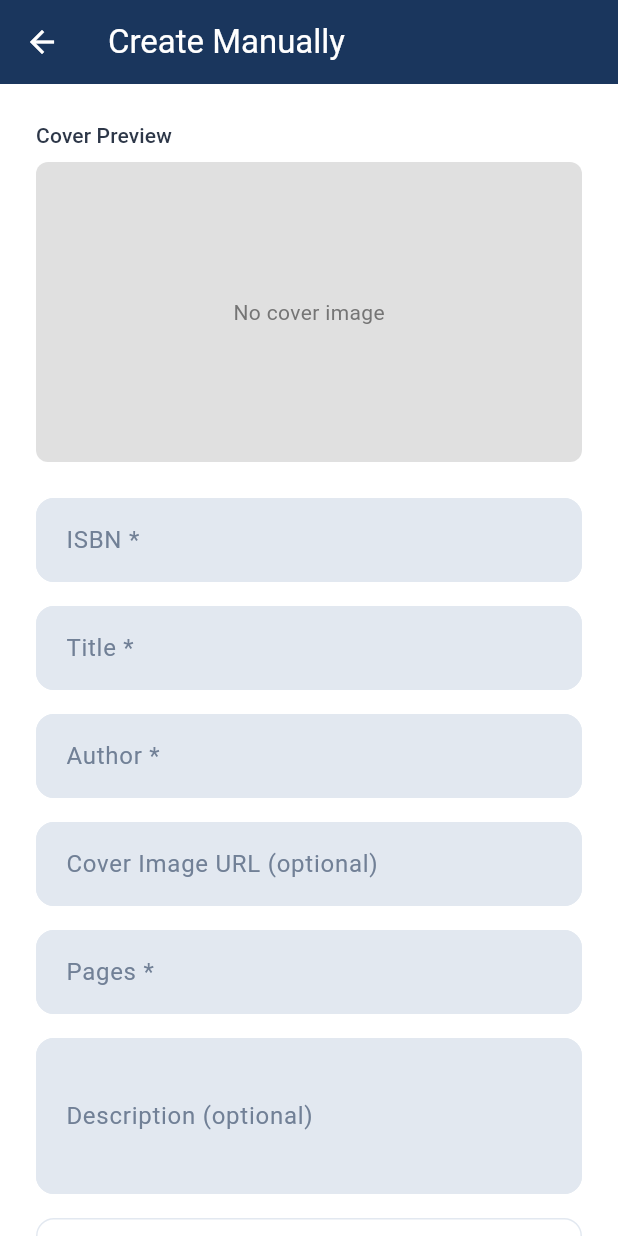
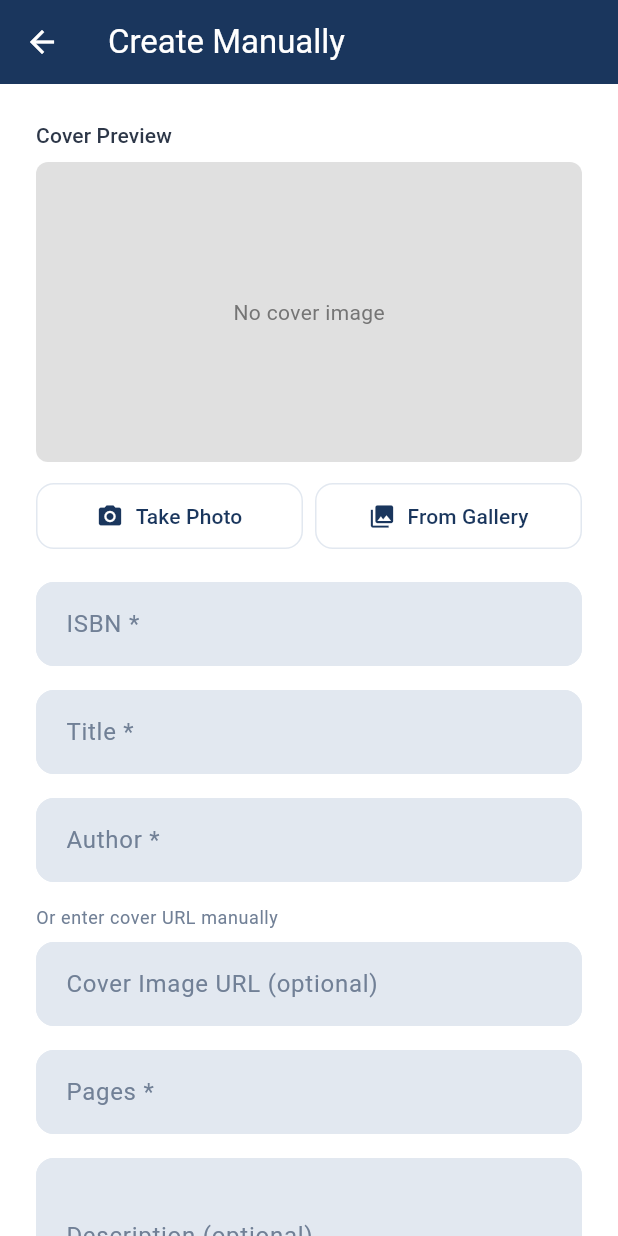
Before and after one commit to KirinDelta/DeltaBooks-Frontend, a Flutter app: the BookEditScreen screen opened directly, on a phone screen of 412 x 824 dp. Run offline on Flutter 3.47's test engine with Material 3 defaults, Android fonts, the phone set to English and light mode, and no system bars; our stand-ins replace fl_chart, image_picker, shared_preferences, smooth_page_indicator; missing offline and left inert: mobile_scanner; accounts and stored records are empty; network calls fail.

Commit message:
feat: add Cloudinary photo upload for manual book cover
Users can now take a photo or pick from gallery when manually creating
or editing a book. The image uploads immediately to Cloudinary and the
resulting URL is stored as cover_url — no backend changes required.

Co-Authored-By: Claude Sonnet 4.6 <noreply@anthropic.com>

```diff
--- a/lib/l10n/app_en.arb
+++ b/lib/l10n/app_en.arb
@@ -380,6 +380,26 @@
   "@enterCoverUrl": {
     "description": "Placeholder for cover URL input"
   },
+  "takePhoto": "Take Photo",
+  "@takePhoto": {
+    "description": "Button to take a photo with the camera"
+  },
+  "chooseFromGallery": "From Gallery",
+  "@chooseFromGallery": {
+    "description": "Button to pick an image from the gallery"
+  },
+  "uploadingImage": "Uploading image...",
+  "@uploadingImage": {
+    "description": "Message shown while image is uploading"
+  },
+  "imageUploadFailed": "Failed to upload image. Please try again.",
+  "@imageUploadFailed": {
+    "description": "Error message when image upload fails"
+  },
+  "orEnterUrl": "Or enter cover URL manually",
+  "@orEnterUrl": {
+    "description": "Label before the manual cover URL input"
+  },
   "description": "Description",
   "@description": {
     "description": "Label for description field"
--- a/lib/l10n/app_localizations.dart
+++ b/lib/l10n/app_localizations.dart
@@ -662,6 +662,36 @@ abstract class AppLocalizations {
   /// **'Enter cover image URL'**
   String get enterCoverUrl;
 
+  /// Button to take a photo with the camera
+  ///
+  /// In en, this message translates to:
+  /// **'Take Photo'**
+  String get takePhoto;
+
+  /// Button to pick an image from the gallery
+  ///
+  /// In en, this message translates to:
+  /// **'From Gallery'**
+  String get chooseFromGallery;
+
+  /// Message shown while image is uploading
+  ///
+  /// In en, this message translates to:
+  /// **'Uploading image...'**
+  String get uploadingImage;
+
+  /// Error message when image upload fails
+  ///
+  /// In en, this message translates to:
+  /// **'Failed to upload image. Please try again.'**
+  String get imageUploadFailed;
+
+  /// Label before the manual cover URL input
+  ///
+  /// In en, this message translates to:
+  /// **'Or enter cover URL manually'**
+  String get orEnterUrl;
+
   /// Label for description field
   ///
   /// In en, this message translates to:
--- a/lib/l10n/app_localizations_en.dart
+++ b/lib/l10n/app_localizations_en.dart
@@ -292,6 +292,21 @@ class AppLocalizationsEn extends AppLocalizations {
   String get enterCoverUrl => 'Enter cover image URL';
 
   @override
+  String get takePhoto => 'Take Photo';
+
+  @override
+  String get chooseFromGallery => 'From Gallery';
+
+  @override
+  String get uploadingImage => 'Uploading image...';
+
+  @override
+  String get imageUploadFailed => 'Failed to upload image. Please try again.';
+
+  @override
+  String get orEnterUrl => 'Or enter cover URL manually';
+
+  @override
   String get description => 'Description';
 
   @override
--- a/lib/l10n/app_ro.arb
+++ b/lib/l10n/app_ro.arb
@@ -95,6 +95,11 @@
   "createManually": "Creează Manual",
   "coverImageUrl": "URL Imagine Copertă",
   "enterCoverUrl": "Introduceți URL-ul imaginii de copertă",
+  "takePhoto": "Fă o poză",
+  "chooseFromGallery": "Din galerie",
+  "uploadingImage": "Se încarcă imaginea...",
+  "imageUploadFailed": "Eroare la încărcarea imaginii. Încearcă din nou.",
+  "orEnterUrl": "Sau introduceți URL-ul copertei manual",
   "description": "Descriere",
   "enterDescription": "Introduceți descrierea",
   "price": "Preț",
--- a/lib/screens/book_edit_screen.dart
+++ b/lib/screens/book_edit_screen.dart
@@ -1,6 +1,8 @@
 import 'package:flutter/material.dart';
+import 'package:image_picker/image_picker.dart';
 import 'package:provider/provider.dart';
 import 'package:deltabooks/l10n/app_localizations.dart';
+import '../services/cloudinary_service.dart';
 import '../providers/book_provider.dart';
 import '../providers/library_provider.dart';
 import '../models/book.dart';
@@ -41,6 +43,7 @@ class _BookEditScreenState extends State<BookEditScreen> {
 
   Book? _currentBook;
   bool _isAdding = false;
+  bool _isUploadingImage = false;
   Library? _selectedLibrary;
   final _formKey = GlobalKey<FormState>();
 
@@ -367,7 +370,62 @@ class _BookEditScreenState extends State<BookEditScreen> {
     }
   }
 
+  Future<void> _pickImage(ImageSource source) async {
+    final messenger = ScaffoldMessenger.of(context);
+    final failMessage = AppLocalizations.of(context)!.imageUploadFailed;
+
+    final picker = ImagePicker();
+    final file = await picker.pickImage(
+      source: source,
+      imageQuality: 85,
+      maxWidth: 1200,
+    );
+    if (file == null) return;
+
+    setState(() {
+      _isUploadingImage = true;
+      _coverUrlController.clear();
+    });
+
+    final url = await CloudinaryService.uploadImage(file);
+
+    if (!mounted) return;
+
+    if (url != null) {
+      setState(() {
+        _coverUrlController.text = url;
+        _isUploadingImage = false;
+      });
+    } else {
+      setState(() => _isUploadingImage = false);
+      messenger.showSnackBar(SnackBar(content: Text(failMessage)));
+    }
+  }
+
   Widget _buildCoverPreview() {
+    final l10n = AppLocalizations.of(context)!;
+
+    if (_isUploadingImage) {
+      return Container(
+        height: 200,
+        width: double.infinity,
+        decoration: BoxDecoration(
+          color: Colors.grey[300],
+          borderRadius: BorderRadius.circular(8),
+        ),
+        child: Center(
+          child: Column(
+            mainAxisAlignment: MainAxisAlignment.center,
+            children: [
+              const CircularProgressIndicator(),
+              const SizedBox(height: 12),
+              Text(l10n.uploadingImage, style: TextStyle(color: Colors.grey[600])),
+            ],
+          ),
+        ),
+      );
+    }
+
     final coverUrl = _coverUrlController.text.trim();
 
     if (coverUrl.isEmpty) {
@@ -380,7 +438,7 @@ class _BookEditScreenState extends State<BookEditScreen> {
         ),
         child: Center(
           child: Text(
-            AppLocalizations.of(context)!.noCoverImage,
+            l10n.noCoverImage,
             style: TextStyle(color: Colors.grey[600]),
           ),
         ),
@@ -478,6 +536,7 @@ class _BookEditScreenState extends State<BookEditScreen> {
     // Button enabled if: form valid, library selected, has permissions, and not adding
     // In edit mode, library selection is not needed (already set)
     final bool isAddEnabled = !_isAdding &&
+        !_isUploadingImage &&
         formFieldsValid &&
         (widget.editMode ? true : librarySelected) &&
         (widget.editMode ? true : hasPermissions);
@@ -496,7 +555,47 @@ class _BookEditScreenState extends State<BookEditScreen> {
             ),
             const SizedBox(height: 8),
             _buildCoverPreview(),
-            const SizedBox(height: 24),
+            const SizedBox(height: 12),
+            Row(
+              children: [
+                Expanded(
+                  child: OutlinedButton.icon(
+                    onPressed: _isAdding || _isUploadingImage
+                        ? null
+                        : () => _pickImage(ImageSource.camera),
+                    icon: const Icon(Icons.camera_alt, size: 18),
+                    label: Text(l10n.takePhoto),
+                    style: OutlinedButton.styleFrom(
+                      foregroundColor: AppColors.deepSeaBlue,
+                      side: const BorderSide(color: AppColors.borderLight),
+                      padding: const EdgeInsets.symmetric(vertical: 12),
+                      shape: RoundedRectangleBorder(
+                        borderRadius: BorderRadius.circular(12),
+                      ),
+                    ),
+                  ),
+                ),
+                const SizedBox(width: 8),
+                Expanded(
+                  child: OutlinedButton.icon(
+                    onPressed: _isAdding || _isUploadingImage
+                        ? null
+                        : () => _pickImage(ImageSource.gallery),
+                    icon: const Icon(Icons.photo_library, size: 18),
+                    label: Text(l10n.chooseFromGallery),
+                    style: OutlinedButton.styleFrom(
+                      foregroundColor: AppColors.deepSeaBlue,
+                      side: const BorderSide(color: AppColors.borderLight),
+                      padding: const EdgeInsets.symmetric(vertical: 12),
+                      shape: RoundedRectangleBorder(
+                        borderRadius: BorderRadius.circular(12),
+                      ),
+                    ),
+                  ),
+                ),
+              ],
+            ),
+            const SizedBox(height: 20),
 
             // ISBN
             TextFormField(
@@ -596,6 +695,13 @@ class _BookEditScreenState extends State<BookEditScreen> {
             const SizedBox(height: 16),
 
             // Cover URL
+            Text(
+              l10n.orEnterUrl,
+              style: Theme.of(context).textTheme.bodySmall?.copyWith(
+                color: AppColors.textSecondary,
+              ),
+            ),
+            const SizedBox(height: 8),
             TextFormField(
               controller: _coverUrlController,
               decoration: InputDecoration(
@@ -995,7 +1101,7 @@ class _BookEditScreenState extends State<BookEditScreen> {
             // Add/Update button
             ElevatedButton(
               onPressed: widget.editMode
-                  ? (_isAdding ? null : _updateBook)
+                  ? (_isAdding || _isUploadingImage ? null : _updateBook)
                   : (isAddEnabled ? _addToLibrary : null),
               style: ElevatedButton.styleFrom(
                 backgroundColor: widget.editMode
--- a/pubspec.yaml
+++ b/pubspec.yaml
@@ -19,6 +19,7 @@ dependencies:
   intl: ^0.20.2
   fl_chart: ^0.69.0
   smooth_page_indicator: ^1.1.0
+  image_picker: ^1.1.2
 
 dev_dependencies:
   flutter_test:
```
Also changed, not shown: lib/l10n/app_localizations_ro.dart (+16 -0 lines), lib/services/cloudinary_service.dart (added, +30 -0 lines), pubspec.lock, 2 other files.
